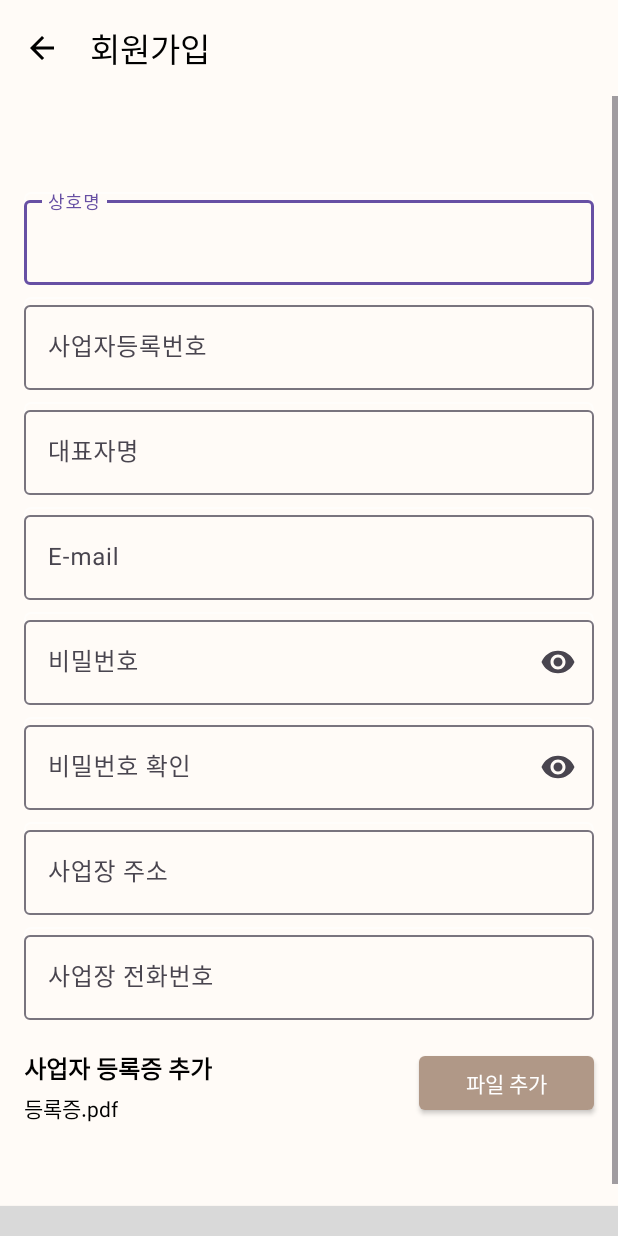
After one commit to APPSCHOOL2-Android/FinalProject-Agijagi, an Android app: the fragment SignupSellerFragment shown on its own in the app's theme, on a phone screen of 412 x 824 dp. The commit adds this screen. Run offline under Robolectric (Android 15) with nearby library versions, the phone set to English and light mode, and no system bars.

Commit message:
Design: signup seller/buyer ui #2
add signup seller/buyer

```diff
--- /dev/null
+++ b/agijagi/app/src/main/java/likelion/project/agijagi/signup/SignupSellerFragment.kt
@@ -0,0 +1,18 @@
+package likelion.project.agijagi.signup
+
+import android.os.Bundle
+import androidx.fragment.app.Fragment
+import android.view.LayoutInflater
+import android.view.View
+import android.view.ViewGroup
+import likelion.project.agijagi.R
+
+class SignupSellerFragment : Fragment() {
+    override fun onCreateView(
+        inflater: LayoutInflater, container: ViewGroup?,
+        savedInstanceState: Bundle?
+    ): View? {
+        // Inflate the layout for this fragment
+        return inflater.inflate(R.layout.fragment_signup_seller, container, false)
+    }
+}
--- /dev/null
+++ b/agijagi/app/src/main/res/drawable/arrow_back_24px.xml
@@ -0,0 +1,10 @@
+<vector xmlns:android="http://schemas.android.com/apk/res/android"
+    android:width="24dp"
+    android:height="24dp"
+    android:viewportWidth="960"
+    android:viewportHeight="960"
+    android:tint="?attr/colorControlNormal">
+  <path
+      android:fillColor="@android:color/white"
+      android:pathData="M313,520L537,744L480,800L160,480L480,160L537,216L313,440L800,440L800,520L313,520Z"/>
+</vector>
--- /dev/null
+++ b/agijagi/app/src/main/res/drawable/small_box_rounded_button_stroke.xml
@@ -0,0 +1,14 @@
+<shape
+    xmlns:android="http://schemas.android.com/apk/res/android"
+    android:shape="rectangle">
+
+    <corners
+        android:radius="4dp"/>
+    <solid
+        android:color="@color/jagi_brown"/>
+    <size
+        android:width="64dp"
+        android:height="24dp"
+        />
+
+</shape>
--- /dev/null
+++ b/agijagi/app/src/main/res/drawable/wide_box_selected_active.xml
@@ -0,0 +1,19 @@
+<?xml version="1.0" encoding="utf-8"?>
+<selector xmlns:android="http://schemas.android.com/apk/res/android">
+
+    <item android:state_selected="false">
+        <shape android:shape="rectangle">
+            <solid android:color="@color/noactive"/>
+            <size android:width="360dp" android:height="56dp" />
+        </shape>
+    </item>
+
+    <item android:state_selected="true">
+        <shape android:shape="rectangle">
+            <solid android:color="@color/jagi_brown"/>
+            <size android:width="360dp" android:height="56dp" />
+        </shape>
+    </item>
+
+
+</selector>
--- a/agijagi/app/src/main/res/layout/fragment_login.xml
+++ b/agijagi/app/src/main/res/layout/fragment_login.xml
@@ -50,7 +50,6 @@
                 android:layout_marginTop="60dp"
                 android:layout_marginEnd="24dp"
                 android:background="@drawable/wide_box_rounded_stroke"
-
                 app:layout_constraintTop_toTopOf="parent">
 
                 <com.google.android.material.textfield.TextInputEditText
@@ -58,7 +57,7 @@
                     android:layout_width="match_parent"
                     android:layout_height="wrap_content"
                     android:hint="이메일을 입력하세요"
-                    android:textColorHint="@color/hint_color" />
+                    android:textColorHint="@color/transparency" />
             </com.google.android.material.textfield.TextInputLayout>
 
             <com.google.android.material.textfield.TextInputLayout
@@ -79,7 +78,7 @@
                     android:layout_height="wrap_content"
                     android:hint="비밀번호를 입력하세요"
                     android:inputType="textPassword"
-                    android:textColorHint="@color/hint_color" />
+                    android:textColorHint="@color/transparency" />
             </com.google.android.material.textfield.TextInputLayout>
 
             <androidx.appcompat.widget.AppCompatImageButton
--- a/agijagi/app/src/main/res/layout/fragment_signup_select.xml
+++ b/agijagi/app/src/main/res/layout/fragment_signup_select.xml
@@ -12,8 +12,9 @@
         android:id="@+id/toolbar_signup_select_siginup"
         android:layout_width="match_parent"
         android:layout_height="wrap_content"
+        android:theme="@style/Theme.AgijagiToolbar"
         app:title="회원가입"
-        app:navigationIcon=""/>
+        app:navigationIcon="@drawable/arrow_back_24px"/>
 
     <LinearLayout
         android:layout_width="match_parent"
--- /dev/null
+++ b/agijagi/app/src/main/res/layout/fragment_signup_seller.xml
@@ -0,0 +1,236 @@
+<?xml version="1.0" encoding="utf-8"?>
+<LinearLayout xmlns:android="http://schemas.android.com/apk/res/android"
+    xmlns:app="http://schemas.android.com/apk/res-auto"
+    xmlns:tools="http://schemas.android.com/tools"
+    android:layout_width="match_parent"
+    android:layout_height="match_parent"
+    android:background="@color/jagi_ivory"
+    android:orientation="vertical"
+    tools:context=".signup.SignupSellerFragment">
+
+    <com.google.android.material.appbar.MaterialToolbar
+        android:id="@+id/toolbar_signup_seller_toolbar"
+        android:layout_width="match_parent"
+        android:layout_height="wrap_content"
+        android:theme="@style/Theme.AgijagiToolbar"
+        app:navigationIcon="@drawable/arrow_back_24px"
+        app:title="회원가입" />
+
+    <ScrollView
+        android:layout_width="match_parent"
+        android:layout_height="match_parent">
+
+        <LinearLayout
+            android:layout_width="match_parent"
+            android:layout_height="wrap_content"
+            android:orientation="vertical">
+
+            <LinearLayout
+                android:id="@+id/linearlayout_signup_seller_layout_inside"
+                android:layout_width="match_parent"
+                android:layout_height="wrap_content"
+                android:layout_marginStart="16dp"
+                android:layout_marginTop="64dp"
+                android:layout_marginEnd="16dp"
+                android:orientation="vertical">
+
+                <com.google.android.material.textfield.TextInputLayout
+                    android:id="@+id/editinputlayout_signup_seller_business_name"
+                    android:layout_width="match_parent"
+                    android:layout_height="wrap_content"
+                    android:background="@drawable/wide_box_rounded_stroke"
+                    app:layout_constraintTop_toTopOf="parent">
+
+                    <com.google.android.material.textfield.TextInputEditText
+                        android:id="@+id/editinput_signup_seller_business_name"
+                        android:layout_width="match_parent"
+                        android:layout_height="wrap_content"
+                        android:hint="상호명"
+                        android:textColorHint="@color/transparency" />
+                </com.google.android.material.textfield.TextInputLayout>
+
+                <com.google.android.material.textfield.TextInputLayout
+                    android:id="@+id/editinputlayout_signup_seller_registration_number"
+                    android:layout_width="match_parent"
+                    android:layout_height="wrap_content"
+                    android:layout_marginTop="8dp"
+                    android:background="@drawable/wide_box_rounded_stroke"
+                    app:layout_constraintTop_toTopOf="parent">
+
+                    <com.google.android.material.textfield.TextInputEditText
+                        android:id="@+id/editinput_signup_seller_registration_number"
+                        android:layout_width="match_parent"
+                        android:layout_height="wrap_content"
+                        android:hint="사업자등록번호"
+                        android:textColorHint="@color/transparency" />
+                </com.google.android.material.textfield.TextInputLayout>
+
+                <com.google.android.material.textfield.TextInputLayout
+                    android:id="@+id/editinputlayout_signup_seller_representative_name"
+                    android:layout_width="match_parent"
+                    android:layout_height="wrap_content"
+                    android:layout_marginTop="8dp"
+                    android:background="@drawable/wide_box_rounded_stroke"
+                    app:layout_constraintTop_toTopOf="parent">
+
+                    <com.google.android.material.textfield.TextInputEditText
+                        android:id="@+id/editinput_signup_seller_representative_name"
+                        android:layout_width="match_parent"
+                        android:layout_height="wrap_content"
+                        android:hint="대표자명"
+                        android:textColorHint="@color/transparency" />
+                </com.google.android.material.textfield.TextInputLayout>
+
+                <com.google.android.material.textfield.TextInputLayout
+                    android:id="@+id/editinputlayout_signup_seller_email"
+                    android:layout_width="match_parent"
+                    android:layout_height="wrap_content"
+                    android:layout_marginTop="8dp"
+                    android:background="@drawable/wide_box_rounded_stroke"
+                    app:layout_constraintTop_toTopOf="parent">
+
+                    <com.google.android.material.textfield.TextInputEditText
+                        android:id="@+id/editinput_signup_seller_email"
+                        android:layout_width="match_parent"
+                        android:layout_height="wrap_content"
+                        android:hint="E-mail"
+                        android:textColorHint="@color/transparency" />
+                </com.google.android.material.textfield.TextInputLayout>
+
+                <com.google.android.material.textfield.TextInputLayout
+                    android:id="@+id/editinputlayout_signup_seller_password"
+                    android:layout_width="match_parent"
+                    android:layout_height="wrap_content"
+                    android:layout_marginTop="8dp"
+                    android:background="@drawable/wide_box_rounded_stroke"
+                    app:endIconMode="password_toggle"
+                    app:layout_constraintTop_toTopOf="parent">
+
+                    <com.google.android.material.textfield.TextInputEditText
+                        android:id="@+id/editinput_signup_seller_password"
+                        android:layout_width="match_parent"
+                        android:layout_height="wrap_content"
+                        android:hint="비밀번호"
+                        android:inputType="textPassword"
+                        android:textColorHint="@color/transparency" />
+                </com.google.android.material.textfield.TextInputLayout>
+
+                <com.google.android.material.textfield.TextInputLayout
+                    android:id="@+id/editinputlayout_signup_seller_check_password"
+                    android:layout_width="match_parent"
+                    android:layout_height="wrap_content"
+                    android:layout_marginTop="8dp"
+                    android:background="@drawable/wide_box_rounded_stroke"
+                    app:endIconMode="password_toggle"
+                    app:layout_constraintTop_toTopOf="parent">
+
+                    <com.google.android.material.textfield.TextInputEditText
+                        android:id="@+id/editinput_signup_seller_check_password"
+                        android:layout_width="match_parent"
+                        android:layout_height="wrap_content"
+                        android:hint="비밀번호 확인"
+                        android:inputType="textPassword"
+                        android:textColorHint="@color/transparency" />
+                </com.google.android.material.textfield.TextInputLayout>
+
+                <com.google.android.material.textfield.TextInputLayout
+                    android:id="@+id/editinputlayout_signup_seller_business_address"
+                    android:layout_width="match_parent"
+                    android:layout_height="wrap_content"
+                    android:layout_marginTop="8dp"
+                    android:background="@drawable/wide_box_rounded_stroke"
+                    app:layout_constraintTop_toTopOf="parent">
+
+                    <com.google.android.material.textfield.TextInputEditText
+                        android:id="@+id/editinput_signup_seller_business_address"
+                        android:layout_width="match_parent"
+                        android:layout_height="wrap_content"
+                        android:hint="사업장 주소"
+                        android:textColorHint="@color/transparency" />
+                </com.google.android.material.textfield.TextInputLayout>
+
+                <com.google.android.material.textfield.TextInputLayout
+                    android:id="@+id/editinputlayout_signup_seller_business_number"
+                    android:layout_width="match_parent"
+                    android:layout_height="wrap_content"
+                    android:layout_marginTop="8dp"
+                    android:background="@drawable/wide_box_rounded_stroke"
+                    app:layout_constraintTop_toTopOf="parent">
+
+                    <com.google.android.material.textfield.TextInputEditText
+                        android:id="@+id/editinput_signup_seller_business_number"
+                        android:layout_width="match_parent"
+                        android:layout_height="wrap_content"
+                        android:hint="사업장 전화번호"
+                        android:textColorHint="@color/transparency" />
+                </com.google.android.material.textfield.TextInputLayout>
+
+            </LinearLayout>
+
+            <LinearLayout
+                android:layout_width="match_parent"
+                android:layout_height="match_parent"
+                android:orientation="vertical">
+
+                <RelativeLayout
+                    android:layout_width="match_parent"
+                    android:layout_height="wrap_content">
+
+                    <TextView
+                        android:id="@+id/textview_signup_seller_text"
+                        android:layout_width="wrap_content"
+                        android:layout_height="wrap_content"
+                        android:layout_marginStart="16dp"
+                        android:layout_marginTop="20dp"
+                        android:text="사업자 등록증 추가"
+                        android:textAppearance="@style/TextAppearance.AppCompat.Large"
+                        android:textColor="@color/black"
+                        android:textSize="16dp"
+                        android:textStyle="bold" />
+
+                    <TextView
+                        android:id="@+id/textview_signup_seller_file"
+                        android:layout_width="wrap_content"
+                        android:layout_height="wrap_content"
+                        android:layout_marginStart="16dp"
+                        android:layout_marginTop="4dp"
+                        android:text="등록증.pdf"
+                        android:textColor="@color/black"
+                        android:textSize="14dp"
+                        android:layout_below="@+id/textview_signup_seller_text"/>
+
+                    <androidx.appcompat.widget.AppCompatButton
+                        android:id="@+id/button_signup_seller_add_file"
+                        android:layout_width="64dp"
+                        android:layout_height="36dp"
+                        android:text="파일 추가"
+                        android:textColor="@color/white"
+                        android:background="@drawable/small_box_rounded_button_stroke"
+                        android:layout_marginTop="24dp"
+                        android:layout_marginStart="138dp"
+                        android:layout_marginEnd="16dp"
+                        android:layout_toRightOf="@+id/textview_signup_seller_text"
+                        android:layout_alignParentRight="true"/>
+
+                    <androidx.appcompat.widget.AppCompatButton
+                        android:id="@+id/button_signup_seller_complete"
+                        android:layout_width="match_parent"
+                        android:layout_height="wrap_content"
+                        android:layout_marginTop="64dp"
+                        android:text="가입하기"
+                        android:textColor="@color/hint_color"
+                        android:textSize="16dp"
+                        android:background="@drawable/wide_box_selected_active"
+                        android:layout_below="@+id/button_signup_seller_add_file"
+                        android:layout_alignParentBottom="true"/>
+
+
+                </RelativeLayout>
+
+            </LinearLayout>
+        </LinearLayout>
+
+
+
+    </ScrollView>
+</LinearLayout>
--- a/agijagi/app/src/main/res/values/colors.xml
+++ b/agijagi/app/src/main/res/values/colors.xml
@@ -4,6 +4,10 @@
     <color name="white">#FFFFFFFF</color>
     <color name="transparency">#00FFFFFF</color>
 
+    <color name="hint_color">#D1FFFFFF</color>
+
+    <color name="noactive">#FFD9D9D9</color>
+
     <color name="jagi_brown">#FFB09887</color>
     <color name="jagi_ivory">#FFFFFBF7</color>
     <color name="jagi_carrot">#FFFF5C00</color>
```
Also changed, not shown: agijagi/app/src/main/res/layout/fragment_google_signup_buyer.xml (added, +74 -0 lines), agijagi/app/src/main/res/layout/fragment_google_signup_seller.xml (added, +174 -0 lines), agijagi/app/src/main/res/layout/fragment_signup_buyer.xml (added, +142 -0 lines).
